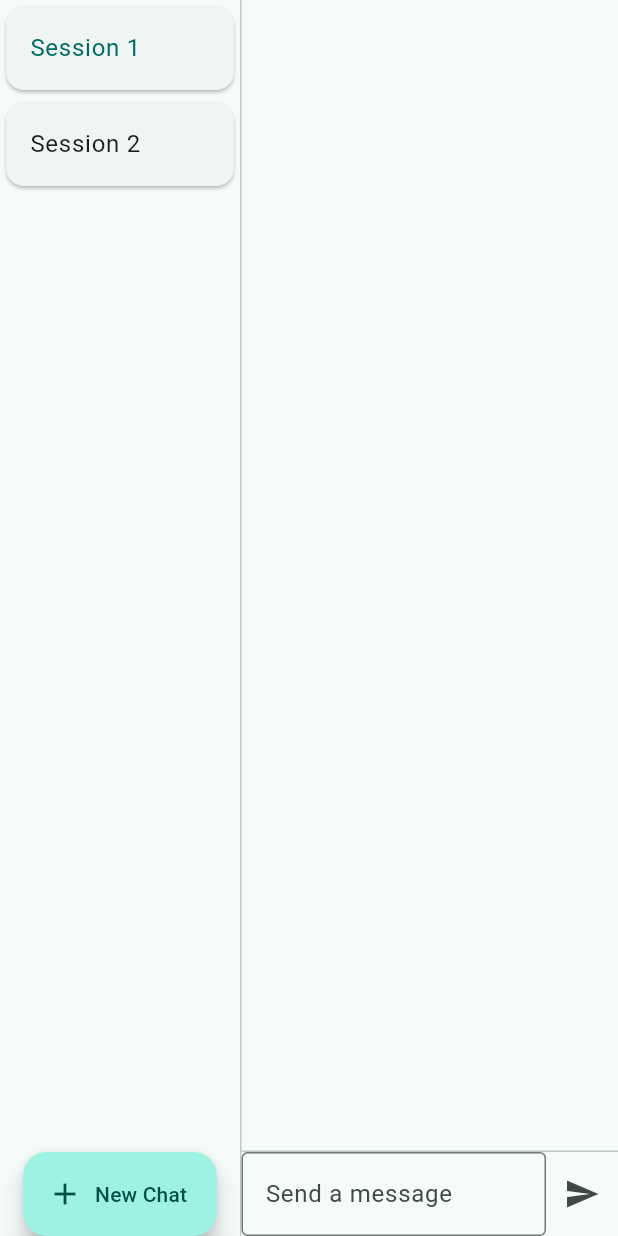
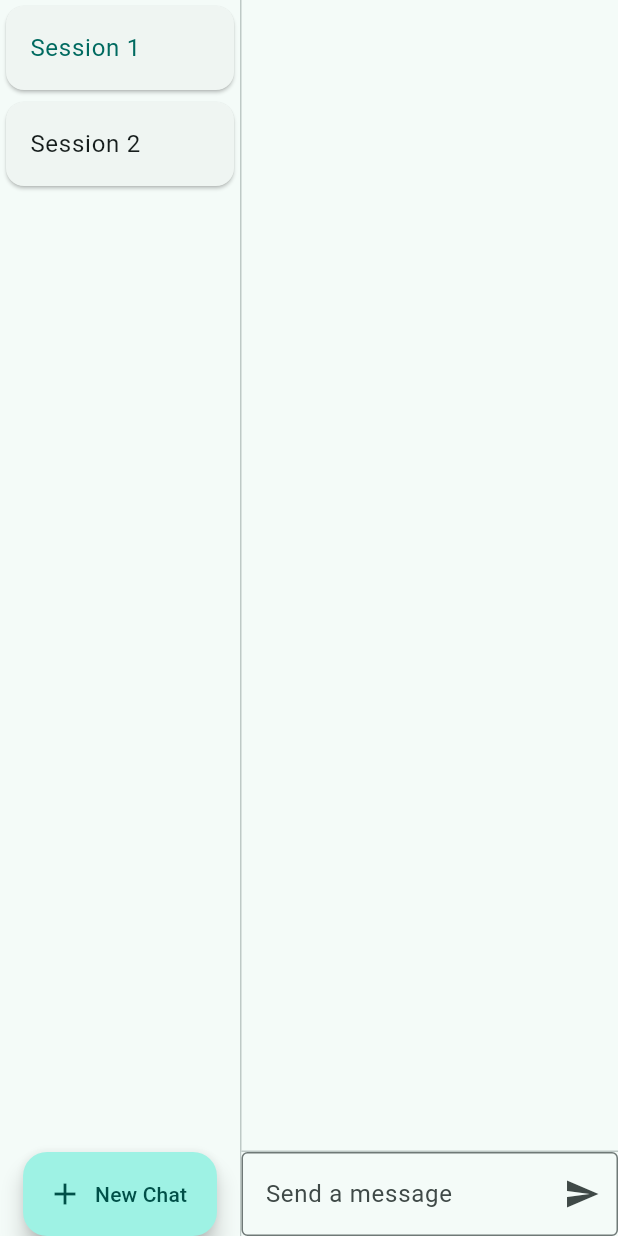
Before and after one commit to crazytan/ChatMaster, a Flutter app: the screen it shows after launch, on a phone screen of 412 x 824 dp. Run offline on Flutter 3.47's test engine with Material 2 defaults, Android fonts, the phone set to English and light mode, and no system bars; our stand-ins replace envied; missing offline and left inert: dart_openai; generated files the repository leaves out were written again.

Commit message:
First OpenAI support and simplified TextField.

```diff
--- a/lib/chat_model.dart
+++ b/lib/chat_model.dart
@@ -1,16 +1,6 @@
 import 'package:dart_openai/dart_openai.dart';
 import 'package:flutter/material.dart';
 import 'json_file_io.dart';
-
-/* class Message {
-  final String text;
-
-  Message({required this.text});
-
-  Message.fromJson(Map<String, dynamic> json) : text = json['text'];
-
-  Map<String, dynamic> toJson() => {'text': text};
-} */
 
 typedef Message = OpenAIChatCompletionChoiceMessageModel;
 
@@ -27,6 +17,12 @@ class Session {
   Map<String, dynamic> toJson() => {'name': name, 'messages': messages.map((m) => m.toMap()).toList()};
 
   Message latestMessageAt(int index) => messages[messages.length - index - 1];
+
+  bool isLatestMessageAtUserRole(int index) => messages[messages.length - index - 1].role == OpenAIChatMessageRole.user;
+
+  void addUserInput(String text) {
+    messages.add(Message(role: OpenAIChatMessageRole.user, content: text));
+  }
 
   static bool hasMessages(Map<String, dynamic> json) {
     if (!json.containsKey('messages')) return false;
@@ -91,11 +87,22 @@ class ChatModel extends ChangeNotifier {
     notifyListeners();
   }
 
-  void addMessageToActiveSession(String text) {
+  Future<void> addMessageToActiveSession(String text) async {
     if (text.isEmpty) return;
 
-    _sessions[_activeSessionIndex].messages.add(Message(role: OpenAIChatMessageRole.user, content: text));
+    Session session = activeSession;
+    session.addUserInput(text);
     _saveData();
+
+    OpenAI.instance.chat.create(model: "gpt-3.5-turbo", messages: session.messages).then((completion) {
+      if (!completion.haveChoices) return;
+
+      session.messages.add(completion.choices.first.message);
+      _saveData();
+      notifyListeners();
+    }).catchError((error) {
+      debugPrint(error);
+    });
     notifyListeners();
   }
 }
--- a/lib/text_composer.dart
+++ b/lib/text_composer.dart
@@ -17,24 +17,23 @@ class _TextComposerState extends State<TextComposer> {
 
   @override
   Widget build(BuildContext context) {
-    return Row(
-      children: [
-        Expanded(
+    return Expanded(
       child: TextField(
         controller: _textController,
-            decoration: const InputDecoration(hintText: "Send a message", border: OutlineInputBorder()),
+        decoration: InputDecoration(
+          hintText: "Send a message",
+          border: const OutlineInputBorder(),
+          suffixIcon: IconButton(
+            icon: const Icon(Icons.send),
+            onPressed: () => _handleSubmitted(context, _textController.text),
+          ),
+        ),
         onSubmitted: (text) {
           _handleSubmitted(context, text);
         },
         focusNode: widget.focusNode,
         maxLines: null,
       ),
-        ),
-        IconButton(
-          icon: const Icon(Icons.send),
-          onPressed: () => _handleSubmitted(context, _textController.text),
-        ),
-      ],
     );
   }
 
```
Also changed, not shown: lib/main.dart (+8 -2 lines), 2 other files. Lines whose indentation alone changed are shown as unchanged.
